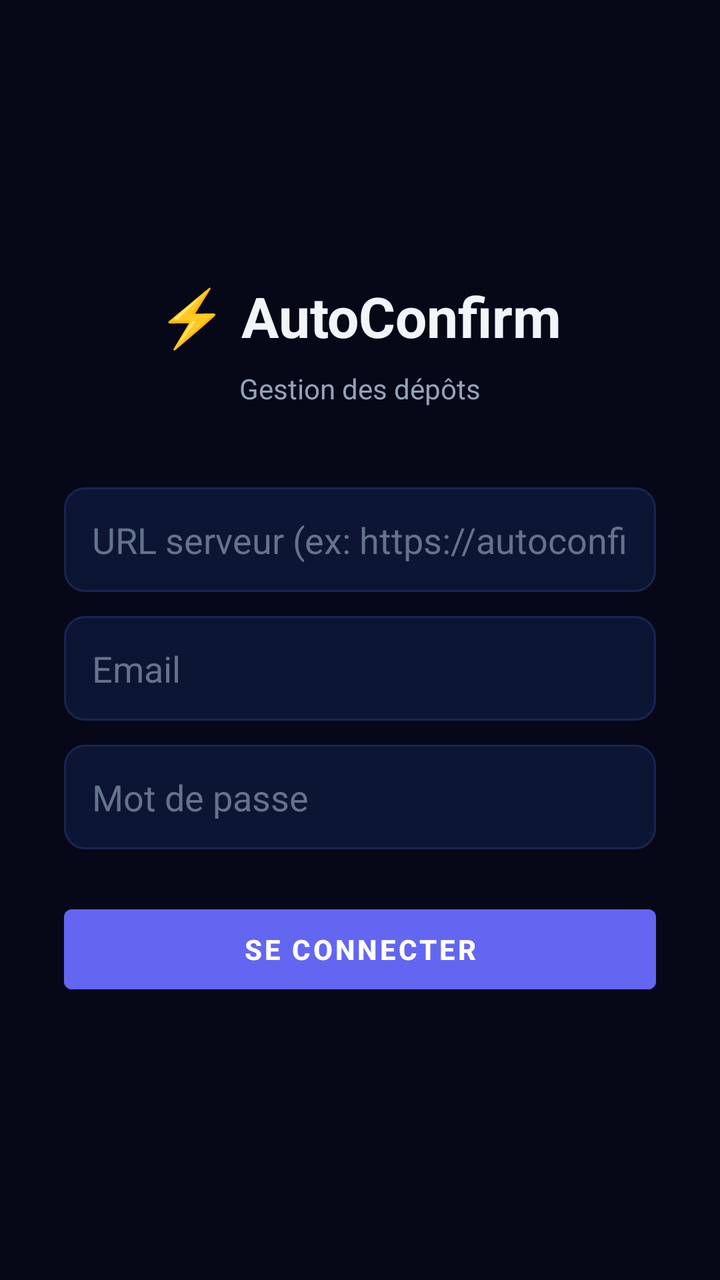
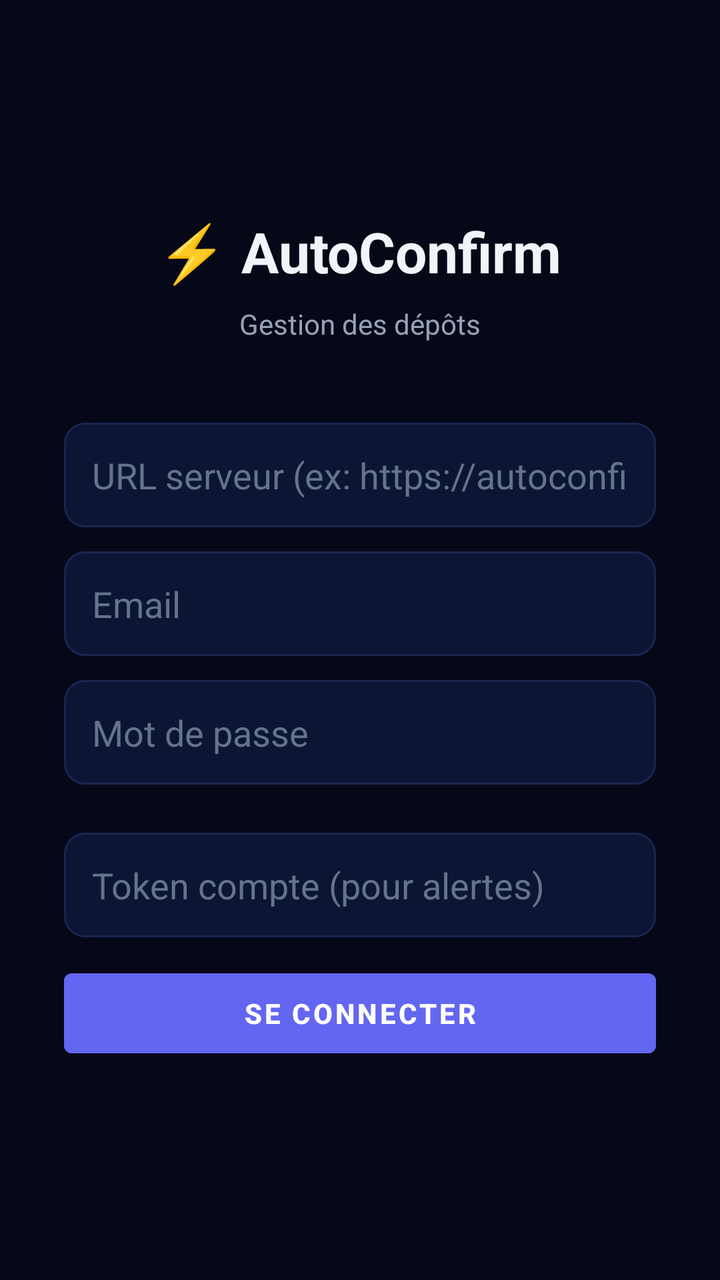

The first picture is an Android layout as it rendered before a commit; the second is the same layout after the commit. The layout source and the unified diff follow.
<!-- AndroidManifest.xml: application theme Theme.AutoConfirm -->
<!-- res/layout/activity_login.xml -->
<?xml version="1.0" encoding="utf-8"?>
<LinearLayout xmlns:android="http://schemas.android.com/apk/res/android"
    android:layout_width="match_parent"
    android:layout_height="match_parent"
    android:orientation="vertical"
    android:gravity="center"
    android:padding="32dp"
    android:background="#060818">

    <TextView
        android:text="⚡ AutoConfirm"
        android:layout_width="wrap_content"
        android:layout_height="wrap_content"
        android:textSize="28sp"
        android:textColor="#f1f5f9"
        android:textStyle="bold"
        android:layout_marginBottom="8dp"/>

    <TextView
        android:text="Gestion des dépôts"
        android:layout_width="wrap_content"
        android:layout_height="wrap_content"
        android:textSize="14sp"
        android:textColor="#94a3b8"
        android:layout_marginBottom="40dp"/>

    <EditText
        android:id="@+id/et_url"
        android:layout_width="match_parent"
        android:layout_height="wrap_content"
        android:hint="URL serveur (ex: https://autoconfirm.online)"
        android:textColor="#f1f5f9"
        android:textColorHint="#64748b"
        android:background="@drawable/input_bg"
        android:padding="14dp"
        android:inputType="textUri"
        android:layout_marginBottom="12dp"/>

    <EditText
        android:id="@+id/et_email"
        android:layout_width="match_parent"
        android:layout_height="wrap_content"
        android:hint="Email"
        android:textColor="#f1f5f9"
        android:textColorHint="#64748b"
        android:background="@drawable/input_bg"
        android:padding="14dp"
        android:inputType="textEmailAddress"
        android:layout_marginBottom="12dp"/>

    <EditText
        android:id="@+id/et_password"
        android:layout_width="match_parent"
        android:layout_height="wrap_content"
        android:hint="Mot de passe"
        android:textColor="#f1f5f9"
        android:textColorHint="#64748b"
        android:background="@drawable/input_bg"
        android:padding="14dp"
        android:inputType="textPassword"
        android:layout_marginBottom="24dp"/>

    <Button
        android:id="@+id/btn_login"
        android:layout_width="match_parent"
        android:layout_height="52dp"
        android:text="Se connecter"
        android:textColor="#ffffff"
        android:textStyle="bold"
        android:backgroundTint="#6366f1"
        android:stateListAnimator="@null"/>

    <TextView
        android:id="@+id/tv_error"
        android:layout_width="wrap_content"
        android:layout_height="wrap_content"
        android:textColor="#f87171"
        android:textSize="13sp"
        android:layout_marginTop="12dp"
        android:visibility="gone"/>

</LinearLayout>
<!-- resources referenced by this layout -->
<resources>
  <!-- drawable input_bg (drawable) -->
  <?xml version="1.0" encoding="utf-8"?>
  <shape xmlns:android="http://schemas.android.com/apk/res/android">
      <solid android:color="#0d1535"/>
      <stroke android:width="1dp" android:color="#1a2550"/>
      <corners android:radius="10dp"/>
  </shape>
  <style name="Theme.AutoConfirm" parent="Theme.MaterialComponents.NoActionBar">
          <item name="colorPrimary">#6366f1</item>
          <item name="colorPrimaryVariant">#4f46e5</item>
          <item name="colorOnPrimary">#ffffff</item>
          <item name="android:windowBackground">#060818</item>
          <item name="android:statusBarColor">#060818</item>
          <item name="android:navigationBarColor">#060818</item>
      </style>
</resources>

<!-- the commit's change to res/layout/activity_login.xml (unified diff, before → after) -->
@@ -60,6 +60,18 @@
         android:inputType="textPassword"
         android:layout_marginBottom="24dp"/>
 
+    <EditText
+        android:id="@+id/et_token"
+        android:layout_width="match_parent"
+        android:layout_height="wrap_content"
+        android:hint="Token compte (pour alertes)"
+        android:textColor="#f1f5f9"
+        android:textColorHint="#64748b"
+        android:background="@drawable/input_bg"
+        android:padding="14dp"
+        android:inputType="text"
+        android:layout_marginBottom="12dp"/>
+
     <Button
         android:id="@+id/btn_login"
         android:layout_width="match_parent"
